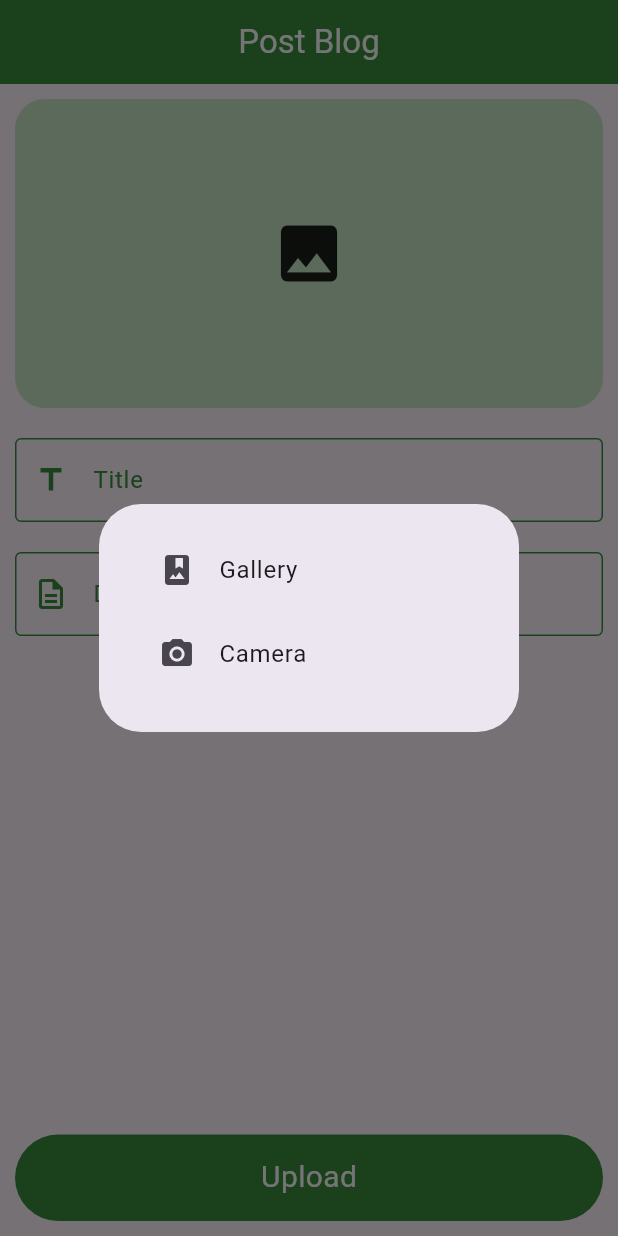
After one commit to rafiullahkhaleel/blog_app, a Flutter app: the PostScreen screen opened directly, after a tap on the "photo" icon, on a phone screen of 412 x 824 dp. The commit adds this screen. Run offline on Flutter 3.47's test engine with Material 3 defaults, Android fonts, the phone set to English and light mode, and no system bars; our stand-ins replace firebase_auth, firebase_core, image_picker; accounts and stored records are empty.

Commit message:
Image picking ligic added

```diff
--- a/lib/main.dart
+++ b/lib/main.dart
@@ -1,6 +1,7 @@
 import 'package:blog_app/firebase_options.dart';
 import 'package:blog_app/provider/auth/login_provider.dart';
 import 'package:blog_app/provider/auth/signup_provider.dart';
+import 'package:blog_app/provider/post_provider.dart';
 import 'package:blog_app/view/screens/auth/register_screen.dart';
 import 'package:blog_app/view/screens/home_screen.dart';
 import 'package:blog_app/view/screens/splash_screen.dart';
@@ -24,6 +25,7 @@ class MyApp extends StatelessWidget {
       providers: [
         ChangeNotifierProvider(create: (_) => SignUpProvider()),
         ChangeNotifierProvider(create: (_) => LoginProvider()),
+        ChangeNotifierProvider(create: (_) => PostProvider()),
       ],
       child: MaterialApp(
         debugShowCheckedModeBanner: false,
--- a/lib/view/screens/post_screen.dart
+++ b/lib/view/screens/post_screen.dart
@@ -1,5 +1,7 @@
 import 'package:blog_app/provider/post_provider.dart';
+import 'package:blog_app/utils/utils.dart';
 import 'package:blog_app/view/widgets/custom_button.dart';
+import 'package:blog_app/view/widgets/custom_dialog.dart';
 import 'package:blog_app/view/widgets/custom_field.dart';
 import 'package:flutter/material.dart';
 import 'package:provider/provider.dart';
@@ -14,9 +16,7 @@ class PostScreen extends StatefulWidget {
 class _PostScreenState extends State<PostScreen> {
   @override
   Widget build(BuildContext context) {
-    return ChangeNotifierProvider(
-      create: (_) => PostProvider(),
-      child: Scaffold(
+    return Scaffold(
       appBar: AppBar(
         automaticallyImplyLeading: false,
         title: Text('Post Blog', style: TextStyle(color: Colors.white)),
@@ -30,7 +30,16 @@ class _PostScreenState extends State<PostScreen> {
             return Column(
               spacing: 20,
               children: [
-                  Container(
+                InkWell(
+                  onTap: () {
+                    showDialog(
+                      context: context,
+                      builder: (context) {
+                        return CustomDialog();
+                      },
+                    );
+                  },
+                  child: Container(
                     height: MediaQuery.of(context).size.height * .25,
                     width: double.infinity,
                     decoration: BoxDecoration(
@@ -41,6 +50,7 @@ class _PostScreenState extends State<PostScreen> {
                         provider.image != null
                             ? Image.file(provider.image!)
                             : Center(child: Icon(Icons.photo, size: 50)),
+                  ),
                 ),
                 CustomField(
                   labelText: 'Title',
@@ -53,13 +63,16 @@ class _PostScreenState extends State<PostScreen> {
                   icon: Icon(Icons.description_outlined),
                 ),
                 Spacer(),
-                  CustomButton(title: ('Upload'), onPressed: () {}),
+                CustomButton(
+                  title: ('Upload'),
+                  onPressed: () {
+                  },
+                ),
               ],
             );
           },
         ),
       ),
-      ),
     );
   }
 }
--- /dev/null
+++ b/lib/view/widgets/custom_dialog.dart
@@ -0,0 +1,37 @@
+import 'package:blog_app/provider/post_provider.dart';
+import 'package:flutter/material.dart';
+import 'package:image_picker/image_picker.dart';
+import 'package:provider/provider.dart';
+
+class CustomDialog extends StatelessWidget {
+  const CustomDialog({super.key});
+
+  @override
+  Widget build(BuildContext context) {
+    return AlertDialog(
+      content: Consumer<PostProvider>(
+        builder: (context, provider, child) {
+          return Column(
+            mainAxisSize: MainAxisSize.min,
+            children: [
+              ListTile(
+                leading: Icon(Icons.photo_album),
+                title: Text('Gallery'),
+                onTap: () {
+                  provider.imagePicker(context, ImageSource.gallery);
+                },
+              ),
+              ListTile(
+                leading: Icon(Icons.camera_alt),
+                title: Text('Camera'),
+                onTap: () {
+                  provider.imagePicker(context, ImageSource.camera);
+                },
+              ),
+            ],
+          );
+        },
+      ),
+    );
+  }
+}
```
Also changed, not shown: lib/provider/post_provider.dart (+15 -4 lines), lib/utils/utils.dart (added, +9 -0 lines). Lines whose indentation alone changed are shown as unchanged.
